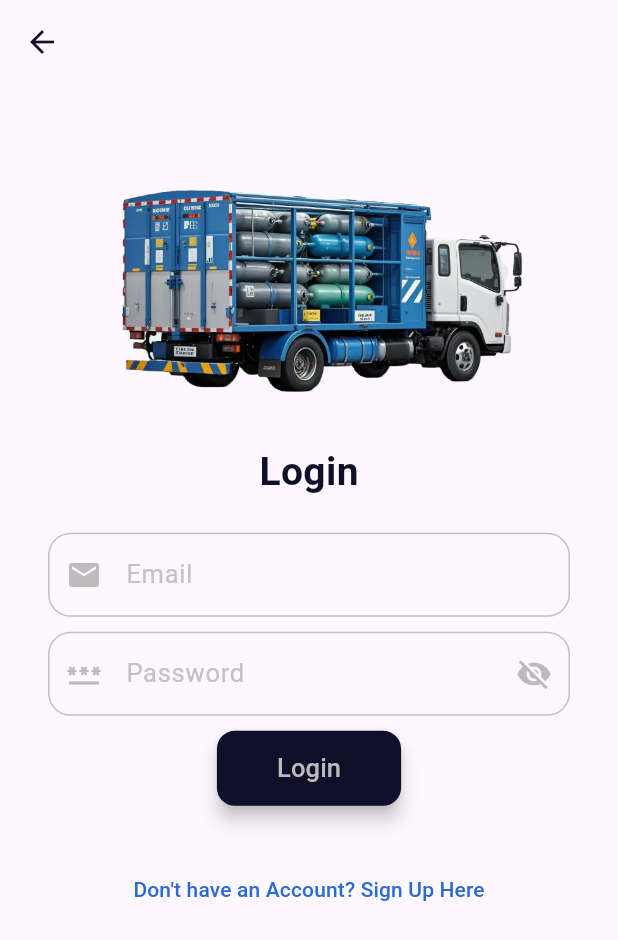
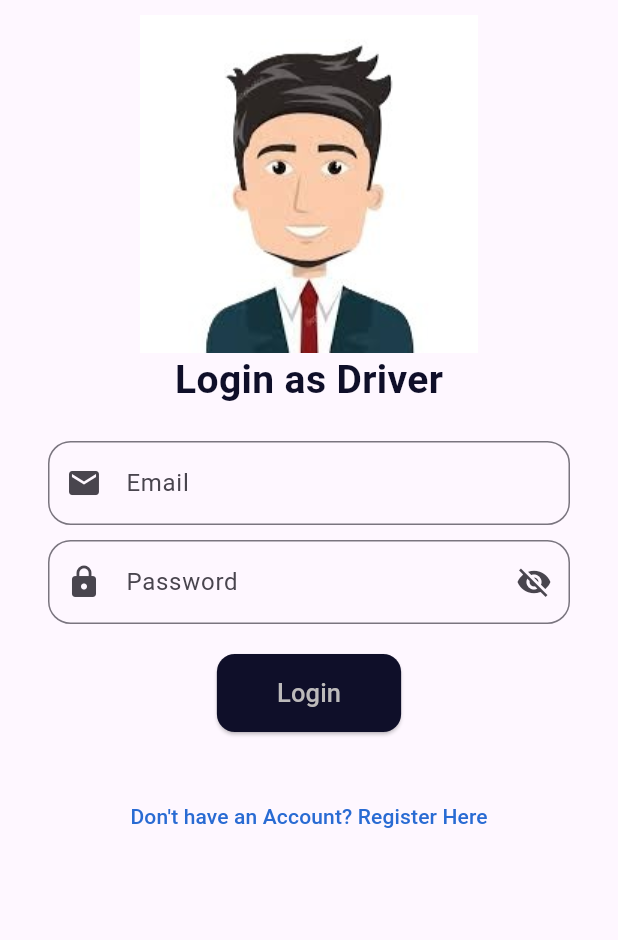
Before and after one commit to sondoszzureiqi/gastestproject2, a Flutter app: the LoginScreenDriver screen opened directly, on a phone screen of 412 x 824 dp. Shown: the top 940 px of the screen. Run offline on Flutter 3.47's test engine with Material 3 defaults, Android fonts, the phone set to English and light mode, and no system bars; our stand-ins replace animated_splash_screen, cloud_firestore, connectivity_plus, firebase_auth, firebase_core, firebase_database and 10 more; missing offline and left inert: flutter_polyline_points; accounts and stored records are empty.

Commit message:
Update login_screen_driver.dart

```diff
--- a/lib/driver_authentication/login_screen_driver.dart
+++ b/lib/driver_authentication/login_screen_driver.dart
@@ -1,12 +1,10 @@
 import 'package:firebase_auth/firebase_auth.dart';
-import 'package:firebase_database/firebase_database.dart';
 import 'package:flutter/material.dart';
 import 'package:gastestproject/driver_authentication/signup_screen_driver.dart';
 import 'package:gastestproject/driver_pages/dashboard.dart';
-import '../global/global_var.dart';
-import '../methods/common_methods.dart';
-import '../pages/welcome_screen.dart';
-import '../widgets/loading_dialog.dart';
+import 'package:gastestproject/widgets/loading_dialog.dart';
+import 'package:gastestproject/methods/common_methods.dart';
+import 'package:cloud_firestore/cloud_firestore.dart';
 
 class LoginScreenDriver extends StatefulWidget {
   const LoginScreenDriver({super.key});
@@ -21,112 +19,70 @@ class _LoginScreenDriverState extends State<LoginScreenDriver> {
   late bool securetext;
   CommonMethods cMethods = CommonMethods();
 
-  checkIfNetworkIsAvailable() {
-    cMethods.checkConnectivity(context);
-
-    signinFormValidation();
-  }
-
-  signinFormValidation() {
-    if (!_emailController.text.contains('@')) {
-      cMethods.displaySnackBar('Please write valid email.', context);
-    } else if (_passwordController.text.trim().length < 8) {
-      cMethods.displaySnackBar(
-          'Your password must be at least 8 characters or more.', context);
-    } else {
-      signInUser();
-    }
-  }
-
-  signInUser() async {
-    showDialog(
-      context: context,
-      barrierDismissible: false,
-      builder: (BuildContext context) =>
-          LoadingDialog(messageText: 'Please wait...'),
-    );
-
-    final User? userFirebase = (await FirebaseAuth.instance
-        .signInWithEmailAndPassword(
-      email: _emailController.text.trim(),
-      password: _passwordController.text.trim(),
-    )
-        .catchError((errorMsg) {
-      Navigator.pop(context);
-      cMethods.displaySnackBar(errorMsg.toString(), context);
-    }))
-        .user;
-
-    if (!context.mounted) return;
-    Navigator.pop(context);
-
-    if (userFirebase != null) {
-      DatabaseReference usersRef = FirebaseDatabase.instance
-          .ref()
-          .child('drivers')
-          .child(userFirebase.uid);
-      usersRef.once().then((snap) {
-        if (snap.snapshot.value != null) {
-          if ((snap.snapshot.value as Map)['blockStatus'] == 'no') {
-            // userName = (snap.snapshot.value as Map)['name'];
-            Navigator.push(
-                context, MaterialPageRoute(builder: (context) => Dashboard()));
-          } else {
-            FirebaseAuth.instance.signOut();
-            cMethods.displaySnackBar(
-                'You are blocked. Contact Company .', context);
-          }
-        } else {
-          FirebaseAuth.instance.signOut();
-          cMethods.displaySnackBar('Your account is not exist .', context);
-        }
-      });
-    }
-  }
-
   @override
   void initState() {
     securetext = true;
     super.initState();
   }
 
+  loginUserNow() async {
+    showDialog(
+      context: context,
+      barrierDismissible: false,
+      builder: (BuildContext context) =>
+          LoadingDialog(messageText: 'Logging you in...'),
+    );
+
+    try {
+      final User? userFirebase = (await FirebaseAuth.instance
+          .signInWithEmailAndPassword(
+        email: _emailController.text.trim(),
+        password: _passwordController.text.trim(),
+      ))
+          .user;
+
+      if (!context.mounted) return;
+
+      final doc = await FirebaseFirestore.instance
+          .collection('users')
+          .doc(userFirebase!.uid)
+          .get();
+
+      final role = doc['role'];
+
+      Navigator.pop(context);
+
+      if (role == 'seller') {
+        Navigator.push(
+          context,
+          MaterialPageRoute(builder: (context) => Dashboard()),
+        );
+      } else {
+        cMethods.displaySnackBar('Access denied: not a seller.', context);
+      }
+    } catch (e) {
+      Navigator.pop(context);
+      cMethods.displaySnackBar('Login failed: ${e.toString()}', context);
+    }
+  }
+
   @override
   Widget build(BuildContext context) {
     return SafeArea(
       child: Scaffold(
-        appBar: AppBar(
-          leading: IconButton(
-            icon: Icon(Icons.arrow_back),
-            color: Color.fromARGB(255, 15, 15, 41),
-            onPressed: () {
-              Navigator.push(context,
-                  MaterialPageRoute(builder: (context) => WelcomeScreen()));
-            },
-          ),
-        ),
         body: SingleChildScrollView(
           child: Padding(
             padding: const EdgeInsets.all(10),
             child: Column(
               children: [
-                const SizedBox(
-                  height: 40,
-                ),
-                Image.asset(
-                  'assets/truck.png',
-                  width: 300,
-                ),
-                const SizedBox(
-                  height: 20,
-                ),
+                Image.asset('assets/man.png'),
                 const Text(
-                  'Login',
+                  'Login as Driver',
                   style: TextStyle(
-                      color: Color.fromARGB(255, 15, 15, 41),
+                      color: Color(0xFF0F0F29),
                       fontSize: 26,
                       fontWeight: FontWeight.bold),
                 ),
-                //text fields
                 Padding(
                   padding: const EdgeInsets.all(22),
                   child: Column(
@@ -135,127 +91,76 @@ class _LoginScreenDriverState extends State<LoginScreenDriver> {
                         controller: _emailController,
                         keyboardType: TextInputType.emailAddress,
                         decoration: InputDecoration(
-                          prefixIcon: const Icon(
-                            Icons.email,
-                            color: Color.fromARGB(255, 188, 186, 186),
-                          ),
+                          prefixIcon: const Icon(Icons.email),
                           labelText: 'Email',
-                          labelStyle: const TextStyle(
-                            fontSize: 17,
-                            color: Color.fromARGB(255, 195, 193, 193),
-                          ),
-                          focusedBorder: OutlineInputBorder(
-                            borderSide: const BorderSide(
-                              color: Color.fromARGB(255, 195, 193, 193),
-                            ),
-                            borderRadius: BorderRadius.circular(15),
-                          ),
-                          enabledBorder: OutlineInputBorder(
-                            borderSide: const BorderSide(
-                              color: Color.fromARGB(255, 195, 193, 193),
-                            ),
+                          border: OutlineInputBorder(
                             borderRadius: BorderRadius.circular(15),
                           ),
                         ),
-                        style: const TextStyle(
-                          color: Color.fromARGB(255, 188, 186, 186),
                       ),
-                      ),
-                      const SizedBox(
-                        height: 10,
-                      ),
+                      const SizedBox(height: 10),
                       TextField(
                         controller: _passwordController,
                         obscureText: securetext,
-                        keyboardType: TextInputType.visiblePassword,
                         decoration: InputDecoration(
-                          prefixIcon: const Icon(
-                            Icons.password,
-                            color: Color.fromARGB(255, 188, 186, 186),
+                          prefixIcon: const Icon(Icons.lock),
+                          suffixIcon: IconButton(
+                            icon: Icon(
+                              securetext ? Icons.visibility_off : Icons.visibility,
                             ),
-                          suffixIcon: IconButton(
                             onPressed: () {
                               setState(() {
                                 securetext = !securetext;
                               });
                             },
-                              icon: securetext == true
-                                  ? const Icon(
-                                Icons.visibility_off,
-                                color: Color.fromARGB(255, 188, 186, 186),
-                              )
-                                  : const Icon(
-                                Icons.visibility,
-                                color: Color.fromARGB(255, 188, 186, 186),
-                              )),
+                          ),
                           labelText: 'Password',
-                          labelStyle: const TextStyle(
-                            fontSize: 17,
-                            color: Color.fromARGB(255, 195, 193, 193),
-                          ),
-                          focusedBorder: OutlineInputBorder(
-                            borderSide: const BorderSide(
-                              color: Color.fromARGB(255, 195, 193, 193),
-                            ),
-                            borderRadius: BorderRadius.circular(15),
-                          ),
-                          enabledBorder: OutlineInputBorder(
-                            borderSide: const BorderSide(
-                              color: Color.fromARGB(255, 195, 193, 193),
-                            ),
+                          border: OutlineInputBorder(
                             borderRadius: BorderRadius.circular(15),
                           ),
                         ),
-                        style: const TextStyle(
-                          color: Color.fromARGB(255, 188, 186, 186),
                       ),
-                      ),
-                      const SizedBox(
-                        height: 10,
-                      ),
+                      const SizedBox(height: 20),
                       ElevatedButton(
                         onPressed: () {
-                            checkIfNetworkIsAvailable();
+                          loginUserNow();
                         },
                         style: ElevatedButton.styleFrom(
-                            backgroundColor:
-                            const Color.fromARGB(255, 15, 15, 41),
+                          backgroundColor: const Color(0xFF0F0F29),
+                          padding: const EdgeInsets.symmetric(
+                              vertical: 14, horizontal: 40),
                           shape: RoundedRectangleBorder(
                               borderRadius: BorderRadius.circular(12)),
-                            padding: const EdgeInsets.only(
-                                left: 40, right: 40, top: 13, bottom: 13),
-                            elevation: 5,
                         ),
                         child: const Text(
                           'Login',
                           style: TextStyle(
                               color: Color.fromARGB(255, 188, 186, 186),
                               fontSize: 17),
-                          )),
+                        ),
+                      ),
                     ],
                   ),
                 ),
-                SizedBox(
-                  height: 10,
-                ),
+                const SizedBox(height: 10),
                 TextButton(
                   onPressed: () {
                     Navigator.push(
                       context,
                       MaterialPageRoute(
-                              builder: (context) => SignUpScreenDriver()));
+                          builder: (context) => const SignUpScreenDriver()),
+                    );
                   },
-                    child: Text(
-                      'Don\'t have an Account? Sign Up Here',
-                      style:
-                      TextStyle(color: Color.fromARGB(255, 41, 107, 211)),
-                    ))
+                  child: const Text(
+                    'Don\'t have an Account? Register Here',
+                    style: TextStyle(color: Color(0xFF296BD3)),
+                  ),
+                ),
               ],
             ),
           ),
         ),
       ),
     );
-    ;
   }
 }
```
Lines whose indentation alone changed are shown as unchanged.
